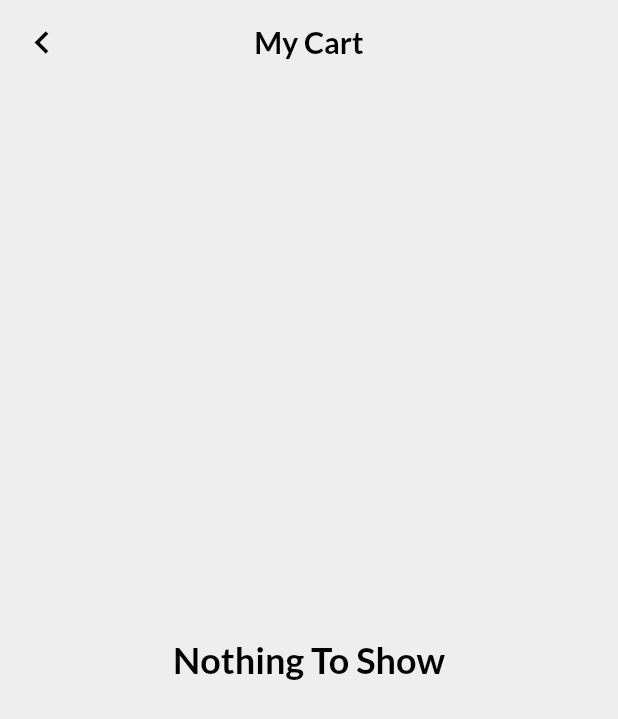
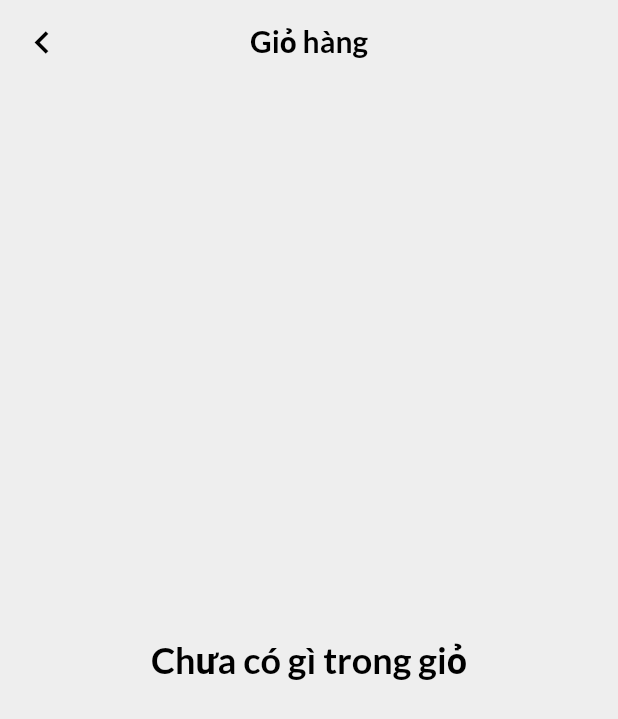
Before and after one commit to NayB1910548/BaoCaoCT484, a Flutter app: the MyCart screen opened directly, on a phone screen of 412 x 824 dp. Shown: the top 719 px of the screen. Run offline on Flutter 3.47's test engine with Material 2 defaults, Android fonts, the phone set to English and light mode, and no system bars; our stand-ins replace animate_do, awesome_dialog, badges, flutter_custom_clippers, google_fonts.

Commit message:
Dieu chinh

```diff
--- a/lib/pages/details_page.dart
+++ b/lib/pages/details_page.dart
@@ -101,7 +101,7 @@ class _DetailsPageState extends State<DetailsPage> {
                   backgroundColor: Colors.teal,
                   duration: const Duration(seconds: 2),
                   content: Text(
-                    'This Item is already added please go back and change it.',
+                    'Sản phẩm đã có trong giỏ hàng',
                     style: style.copyWith(fontSize: 14, color: Colors.white),
                   ));
               ScaffoldMessenger.of(context).showSnackBar(snackBar);
@@ -131,7 +131,7 @@ class _DetailsPageState extends State<DetailsPage> {
                 width: 10,
               ),
               Text(
-                'Add To Cart',
+                'Thêm vào giỏ hàng',
                 style: style.copyWith(fontSize: 18, color: Color.fromARGB(255, 212, 0, 255)),
               ),
             ],
--- a/lib/pages/my_favorite.dart
+++ b/lib/pages/my_favorite.dart
@@ -32,7 +32,7 @@ class _MyCartState extends State<MyFavorite> {
           backgroundColor: Colors.transparent,
           centerTitle: true,
           title: Text(
-            'My Favorite',
+            'Danh sách yêu thích',
             style: style.copyWith(
               color: Colors.black,
               fontSize: 20,
@@ -63,7 +63,7 @@ class _MyCartState extends State<MyFavorite> {
                   )
                 : Center(
                     child: Text(
-                      'Nothing To Show',
+                      'Không có sản phẩm yêu thích',
                       style: style.copyWith(
                         color: Colors.black,
                         fontSize: 24,
--- a/lib/pages/mycart.dart
+++ b/lib/pages/mycart.dart
@@ -30,10 +30,10 @@ class _MyCartState extends State<MyCart> {
               color: Colors.black,
             ),
           ),
-          backgroundColor: Colors.transparent,
+          backgroundColor: Color.fromARGB(0, 255, 0, 0),
           centerTitle: true,
           title: Text(
-            'My Cart',
+            'Giỏ hàng',
             style: style.copyWith(
               color: Colors.black,
               fontSize: 20,
@@ -73,7 +73,7 @@ class _MyCartState extends State<MyCart> {
                                 width: _screenwidth * .4,
                                 decoration: BoxDecoration(
                                     borderRadius: BorderRadius.circular(10),
-                                    color: bleu),
+                                    color: red),
                                 child: MaterialButton(
                                   onPressed: () {
                                     Navigator.push(
@@ -84,7 +84,7 @@ class _MyCartState extends State<MyCart> {
                                                 )));
                                   },
                                   child: Text(
-                                    'Chekout',
+                                    'Thanh toán',
                                     style: style.copyWith(
                                         color: white, fontSize: 20),
                                   ),
@@ -111,7 +111,7 @@ class _MyCartState extends State<MyCart> {
                   )
                 : Center(
                     child: Text(
-                      'Nothing To Show',
+                      'Chưa có gì trong giỏ',
                       style: style.copyWith(
                         color: Colors.black,
                         fontSize: 24,
@@ -196,7 +196,7 @@ class _MyCartState extends State<MyCart> {
                         color: Colors.black),
                   ),
                   Text(
-                    'Items : ${boughtitems[index].items}',
+                    'Số lượng : ${boughtitems[index].items}',
                     style: style.copyWith(
                         fontSize: 14,
                         fontWeight: FontWeight.w600,
@@ -256,11 +256,11 @@ class _MyCartState extends State<MyCart> {
           margin: const EdgeInsets.all(8),
           decoration: BoxDecoration(
             borderRadius: BorderRadius.circular(6),
-            color: Colors.black,
+            color: Color.fromARGB(255, 255, 255, 255),
           ),
           child: Text(item.toString(),
               style: style.copyWith(
-                fontSize: 12,
+                fontSize: 15,
               )),
         ),
         InkWell(
```
Also changed, not shown: lib/pages/checkout_page.dart (+5 -5 lines), lib/pages/myhomepage.dart (+4 -9 lines), 5 other files.
